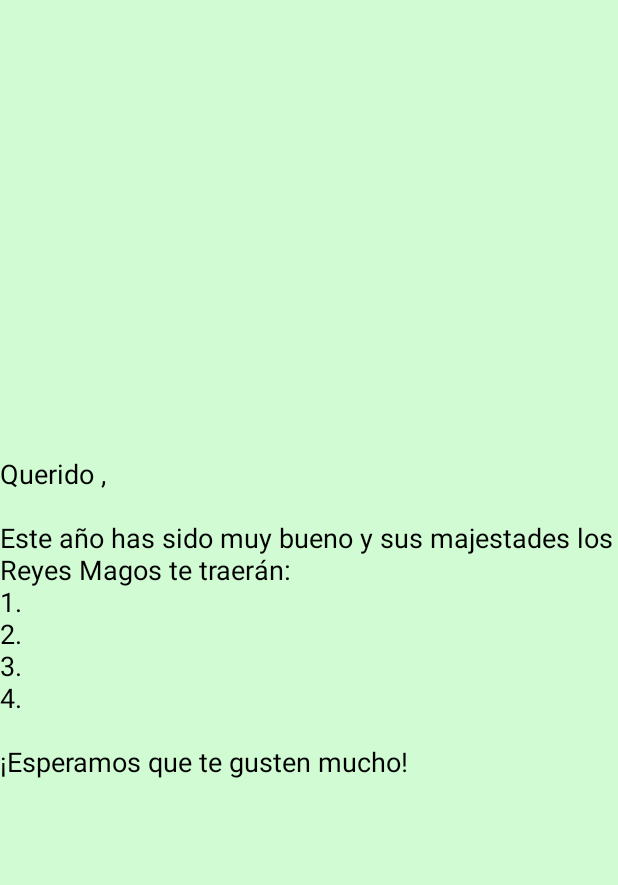
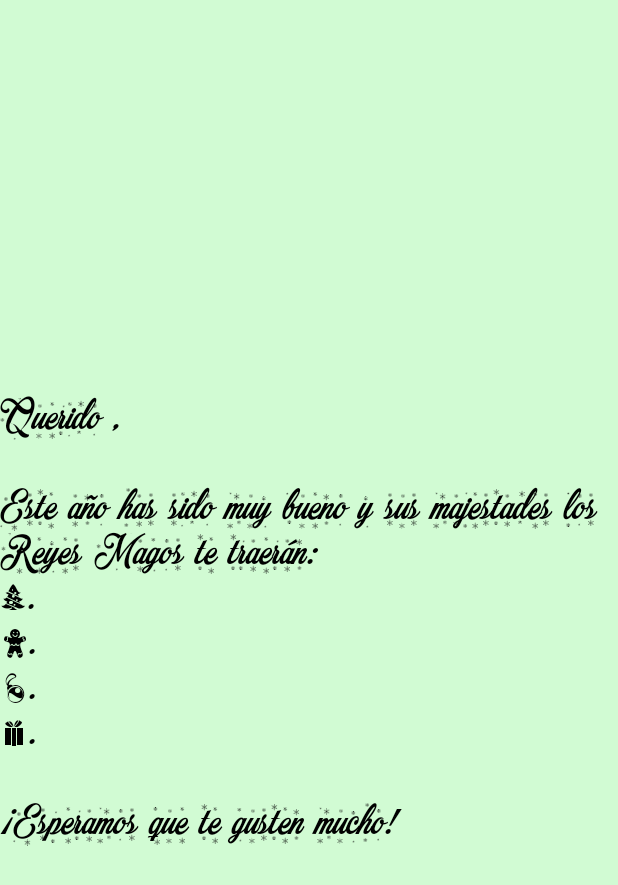
Before and after one commit to danimg0/cartaReyes, an Android app: the screen it shows after launch (ResumenCarta), after a tap on "Enviar carta", on a phone screen of 412 x 824 dp. Shown: the top 885 px of the screen. Run offline under Robolectric (Android 15) with nearby library versions, the phone set to English and light mode, and no system bars.

Commit message:
Toolbar agregada

```diff
--- a/CartaReyesMagos/app/src/main/java/com/example/cartareyesmagos/CarouselAdapter.java
+++ b/CartaReyesMagos/app/src/main/java/com/example/cartareyesmagos/CarouselAdapter.java
@@ -34,11 +34,15 @@ public class CarouselAdapter extends RecyclerView.Adapter<CarouselAdapter.Image>
         return images.size();
     }
 
+
+
     public static class Image extends RecyclerView.ViewHolder {
         private ImageView image;
         public Image(@NonNull View itemView) {
             super(itemView);
             this.image = itemView.findViewById(R.id.carousel_image_view);
+
         }
+
     }
 }
--- a/CartaReyesMagos/app/src/main/java/com/example/cartareyesmagos/MainActivity.java
+++ b/CartaReyesMagos/app/src/main/java/com/example/cartareyesmagos/MainActivity.java
@@ -24,7 +24,7 @@ import java.util.List;
 import com.google.android.material.floatingactionbutton.FloatingActionButton;
 import com.google.android.material.snackbar.Snackbar;
 
-public class MainActivity extends AppCompatActivity {
+public class MainActivity extends AppCompatActivity { //  implements CarouselAdapter.OnItemClickListener
     private ArrayList<Integer> images = new ArrayList<>(
             List.of(
                     R.drawable.melchor,
@@ -38,6 +38,7 @@ public class MainActivity extends AppCompatActivity {
     EditText regalo2;
     EditText regalo3;
     EditText regalo4;
+    //private int selectedImage;
 
     @Override
     protected void onCreate(Bundle savedInstanceState) {
@@ -73,6 +74,8 @@ public class MainActivity extends AppCompatActivity {
                 resumenCarta.putExtra("regalo2", regalo2.getText().toString());
                 resumenCarta.putExtra("regalo3", regalo3.getText().toString());
                 resumenCarta.putExtra("regalo4", regalo4.getText().toString());
+                //resumenCarta.putExtra("selectedImage", selectedImage);
+
                 startActivity(resumenCarta);
             }
         });
--- a/CartaReyesMagos/app/src/main/java/com/example/cartareyesmagos/ResumenCarta.java
+++ b/CartaReyesMagos/app/src/main/java/com/example/cartareyesmagos/ResumenCarta.java
@@ -16,6 +16,12 @@ public class ResumenCarta extends AppCompatActivity {
         String regalo2 = getIntent().getStringExtra("regalo2");
         String regalo3 = getIntent().getStringExtra("regalo3");
         String regalo4 = getIntent().getStringExtra("regalo4");
+        int selectedImage = getIntent().getIntExtra("selectedImage", -1);
+
+        //Mostrar imagen
+        //if (selectedImage != -1) {
+       //     findViewById(R.id.image_view).setBackgroundResource(selectedImage);
+       // }
 
         TextView tvResumen = findViewById(R.id.text_resumen);
         tvResumen.setText("Querido " + nombre + ",\n\n" +
--- a/CartaReyesMagos/app/src/main/res/layout/resumen_carta.xml
+++ b/CartaReyesMagos/app/src/main/res/layout/resumen_carta.xml
@@ -1,18 +1,26 @@
 <RelativeLayout xmlns:android="http://schemas.android.com/apk/res/android"
+    xmlns:app="http://schemas.android.com/apk/res-auto"
     android:layout_width="match_parent"
     android:layout_height="match_parent"
-    xmlns:app="http://schemas.android.com/apk/res-auto"
     android:background="#D1FBD3">
 
     <androidx.appcompat.widget.Toolbar
         android:id="@+id/toolbar"
         android:layout_width="0dp"
+        android:layout_height="?attr/actionBarSize"
+        android:background="#00FF00"
+        android:theme="?attr/actionBarTheme"
+        app:layout_constraintEnd_toEndOf="parent"
+        app:layout_constraintStart_toStartOf="parent"
+        app:layout_constraintTop_toTopOf="parent"
         app:title="Carta a los reyes magos"
-        app:titleTextColor="#FF0000"
         app:titleTextAppearance="@style/TextAppearance.AppCompat.Widget.ActionBar.Title"
-        android:background="#00FF00"
-        android:layout_height="?attr/actionBarSize"
-        android:theme="?attr/actionBarTheme"
+        app:titleTextColor="#FF0000" />
+
+    <ImageView
+        android:id="@+id/image_view"
+        android:layout_width="400sp"
+        android:layout_height="300sp"
         app:layout_constraintEnd_toEndOf="parent"
         app:layout_constraintStart_toStartOf="parent"
         app:layout_constraintTop_toTopOf="parent" />
@@ -22,7 +30,8 @@
         android:layout_width="wrap_content"
         android:layout_height="wrap_content"
         android:layout_centerInParent="true"
+        android:fontFamily="@font/merry_first"
         android:text="Resumen de la carta"
-        android:textSize="18sp"
-        android:textColor="@android:color/black" />
+        android:textColor="@android:color/black"
+        android:textSize="30sp" />
 </RelativeLayout>
```
